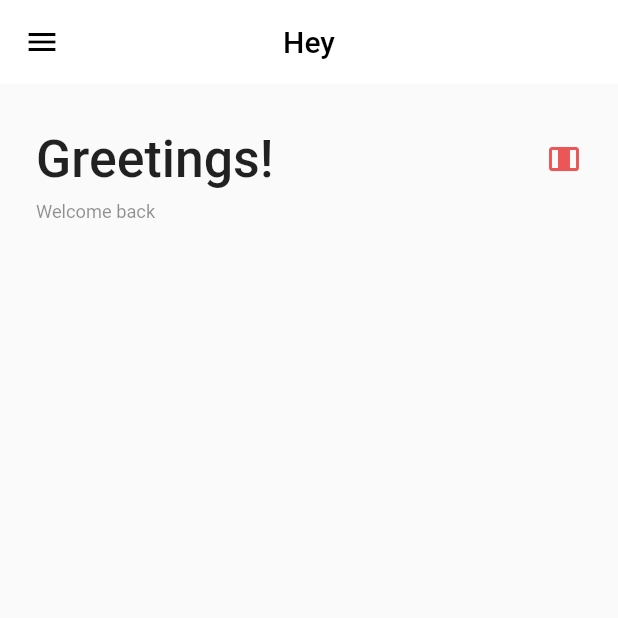
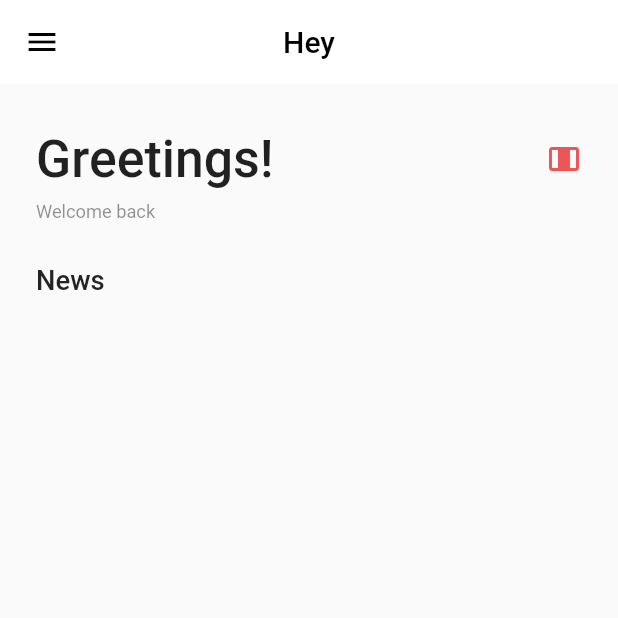
Before and after one commit to hadi7khan/news_app_demo, a Flutter app: the screen it shows after launch, on a phone screen of 412 x 824 dp, the top half of it. Run offline on Flutter 3.47's test engine with Material 2 defaults, Android fonts, the phone set to English and light mode, and no system bars; our stand-ins replace firebase_auth, firebase_core, flutter_screenutil, google_sign_in, page_transition; accounts and stored records are empty; Roboto replaces fonts that are missing (Rubik).

```diff
--- a/lib/src/features/news/presentation/view/home_screen.dart
+++ b/lib/src/features/news/presentation/view/home_screen.dart
@@ -6,8 +6,7 @@ import 'package:flutter_screenutil/flutter_screenutil.dart';
 
 class HomeScreen extends StatefulWidget {
   final String? name;
-  const HomeScreen({Key? key, this.name})
-      : super(key: key);
+  const HomeScreen({Key? key, this.name}) : super(key: key);
   @override
   State<HomeScreen> createState() => _HomeScreenState();
 }
@@ -16,9 +15,8 @@ class _HomeScreenState extends State<HomeScreen> {
   @override
   Widget build(BuildContext context) {
     return Scaffold(
-
-
-      body: SafeArea(child: SingleChildScrollView(
+      body: SafeArea(
+        child: SingleChildScrollView(
           physics: NeverScrollableScrollPhysics(),
           child: Padding(
             padding: EdgeInsets.symmetric(vertical: 30, horizontal: 24),
@@ -30,8 +28,8 @@ class _HomeScreenState extends State<HomeScreen> {
                   children: [
                     Text(
                       widget.name == null ? "Greetings!" : widget.name!,
-                    style:
-                        TextStyle(fontWeight: FontWeight.w500, fontSize: 34.sp),
+                      style: TextStyle(
+                          fontWeight: FontWeight.w500, fontSize: 34.sp),
                     ),
                     Icon(Icons.width_normal_rounded,
                         color: Color.fromRGBO(235, 87, 87, 1), size: 24),
@@ -47,8 +45,20 @@ class _HomeScreenState extends State<HomeScreen> {
                       fontWeight: FontWeight.w400,
                       color: Color.fromRGBO(36, 36, 36, 0.5)),
                 ),
-            ],),
-        ),),)
+                SizedBox(height: 28.h),
+              Text(
+                "News",
+                style: TextStyle(
+                  color: Color.fromRGBO(36, 36, 36, 1),
+                  fontSize: 18.sp,
+                  fontWeight: FontWeight.w500,
+                ),
+              ),
+              ],
+            ),
+          ),
+        ),
+      ),
     );
   }
 }
--- a/pubspec.yaml
+++ b/pubspec.yaml
@@ -40,6 +40,8 @@ dependencies:
   google_sign_in: 6.1.0
   firebase_auth: 4.5.0
   firebase_core: 2.11.0
+  provider: 6.0.5
+  http: 0.13.6
 
 dev_dependencies:
   flutter_test:
```
Also changed, not shown: lib/main.dart (+7 -1 lines), lib/src/core/network/endpoints.dart (+15 -0 lines), lib/src/features/news/presentation/view_model/news_provider.dart (added, +47 -0 lines), pubspec.lock. Lines whose indentation alone changed are shown as unchanged.
